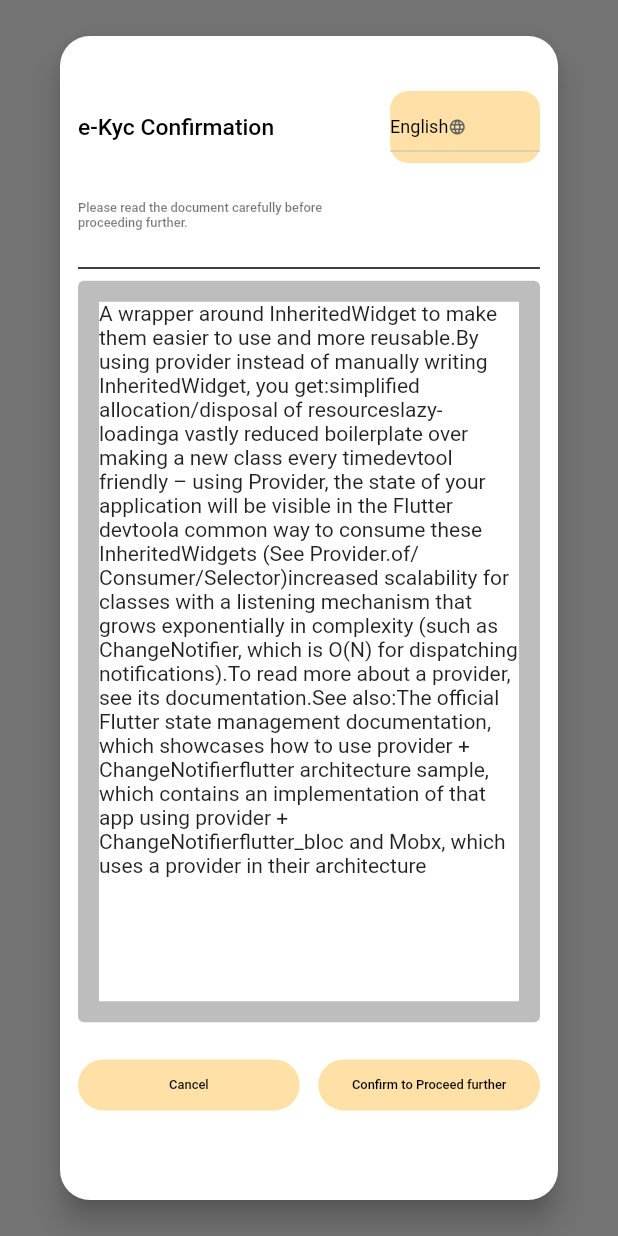
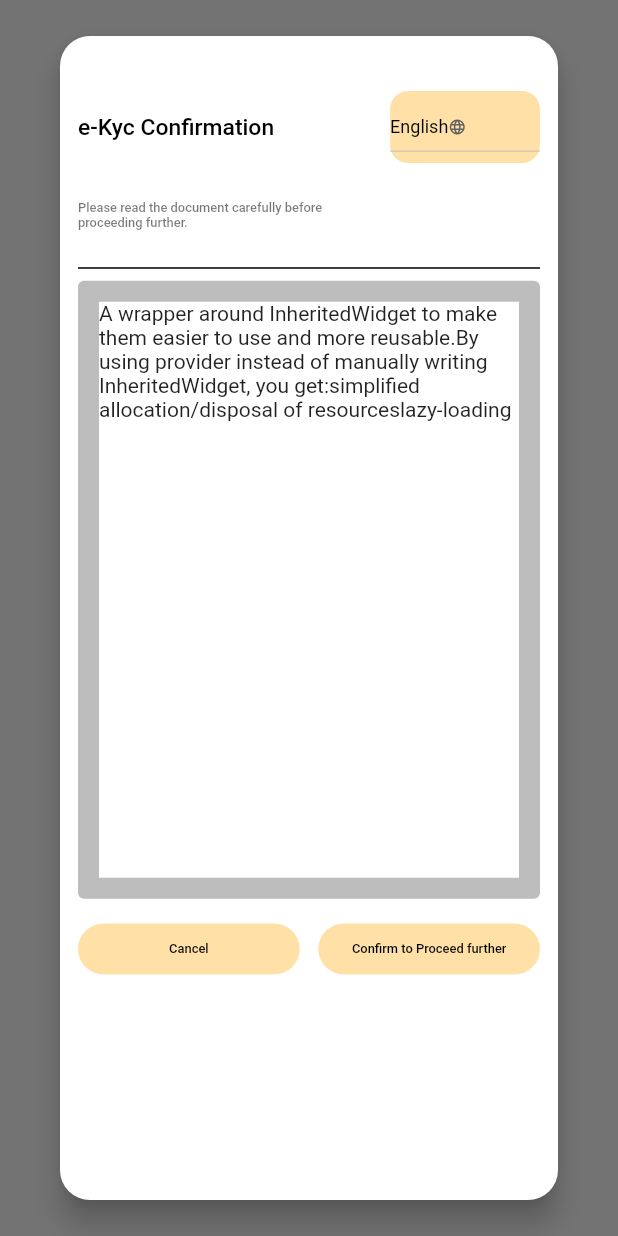
Before and after one commit to ArvindMewada/oro, a Flutter app: what kycDialogOpenWidget() shows on an empty page, opened directly, on a phone screen of 412 x 824 dp. Run offline on Flutter 3.47's test engine with Material 2 defaults, Android fonts, the phone set to English and light mode, and no system bars; our stand-ins replace bloc, flutter_bloc, permission_handler, responsive_sizer; missing offline and left inert: flutter_pdfview.

Commit message:
testing done

```diff
--- a/lib/home_module/widgets/home_widget.dart
+++ b/lib/home_module/widgets/home_widget.dart
@@ -313,7 +313,7 @@ kycDialogOpenWidget(BuildContext context) {
                   ),
                   Container(
                       width: MediaQuery.of(context).size.width,
-                      height: 60.h,
+                      height: 50.h,
                       decoration: BoxDecoration(
                           border: Border.all(
                             color: Colors.grey.shade400,
@@ -323,7 +323,7 @@ kycDialogOpenWidget(BuildContext context) {
                               const BorderRadius.all(Radius.circular(4))),
                       child: const Text(language)),
                   SizedBox(
-                    height: 3.h,
+                    height: 2.h,
                   ),
                   Row(
                     children: [
--- a/lib/utils/string.dart
+++ b/lib/utils/string.dart
@@ -1,21 +1,7 @@
 const String language = "A wrapper around InheritedWidget to make them easier to use and more reusable."
-
 "By using provider instead of manually writing InheritedWidget, you get:"
-
 "simplified allocation/disposal of resources"
-"lazy-loading"
-"a vastly reduced boilerplate over making a new class every time"
-"devtool friendly – using Provider, the state of your application will be visible in the Flutter devtool"
-"a common way to consume these InheritedWidgets (See Provider.of/Consumer/Selector)"
-"increased scalability for classes with a listening mechanism that grows exponentially in complexity (such as"
-    "\ ChangeNotifier, which is O(N) for dispatching notifications)."
-"To read more about a provider, see its documentation."
-
-"See also:"
-
-"The official Flutter state management documentation, which showcases how to use provider + ChangeNotifier"
-"flutter architecture sample, which contains an implementation of that app using provider + ChangeNotifier"
-"flutter_bloc and Mobx, which uses a provider in their architecture";
+"lazy-loading";
 
 const String confirmButtonKyc = "Confirm to Proceed further";
 const String cancelButton = "Cancel";
```
